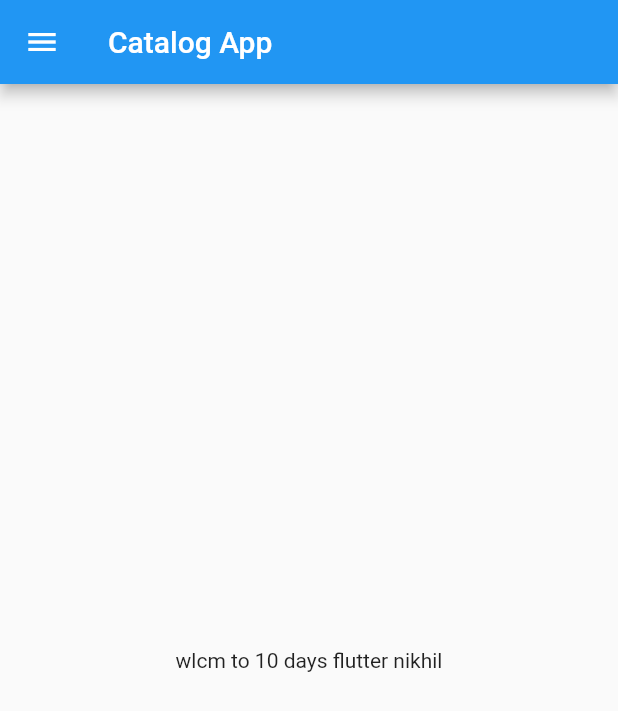
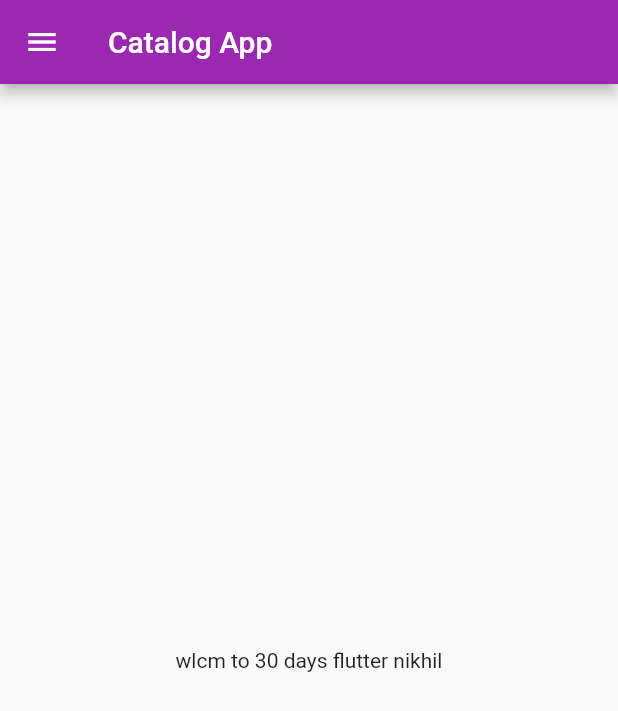
Before and after one commit to nikhilh3510/30daysofflutter, a Flutter app: the screen it shows after launch, on a phone screen of 412 x 824 dp. Shown: the top 711 px of the screen. Run offline on Flutter 3.47's test engine with Material 2 defaults, Android fonts, the phone set to English and light mode, and no system bars.

Commit message:
day 3 completed

```diff
--- a/lib/main.dart
+++ b/lib/main.dart
@@ -1,5 +1,6 @@
 import 'package:flutter/material.dart';
-import 'package:flutter_catalog/home_page.dart';
+import 'package:flutter_catalog/pages/home_page.dart';
+import 'package:flutter_catalog/pages/login_page.dart';
 
 void main() {
   runApp(MyApp());
@@ -9,7 +10,16 @@ class MyApp extends StatelessWidget {
   @override
   Widget build(BuildContext context) {
     return MaterialApp(
-      home: HomePage(),
+      // home: HomePage(),
+      themeMode: ThemeMode.light,
+      theme: ThemeData(primarySwatch: Colors.purple),
+      darkTheme: ThemeData(brightness: Brightness.dark),
+      initialRoute: "/home",
+      routes: {
+        "/": (context) => LoginPage(),
+        "/home": (context) => HomePage(),
+        "/login": (context) => LoginPage(),
+      },
     );
   }
 }
--- a/lib/home_page.dart
+++ b/lib/pages/home_page.dart
@@ -1,7 +1,7 @@
 import 'package:flutter/material.dart';
 
 class HomePage extends StatelessWidget {
-  final int days = 10;
+  final int days = 30;
   final String name = "nikhil";
   @override
   Widget build(BuildContext context) {
```
Also changed, not shown: lib/pages/login_page.dart (added, +19 -0 lines).
